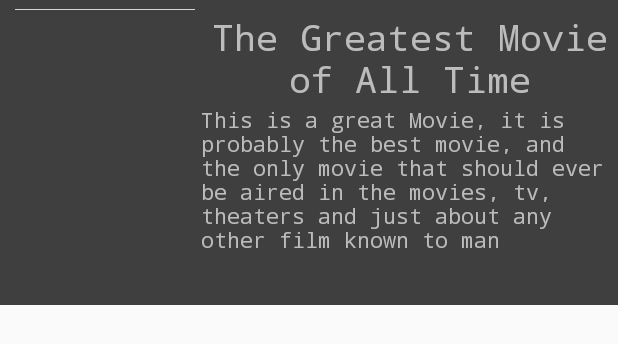
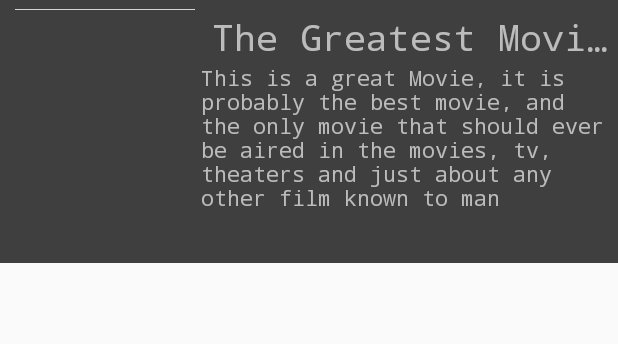
Before and after one commit to MikeStoneColumbia/MovieStoneFinal, an Android app: the layout movie_display.xml on its own in the app's theme, with its tools: preview values and no code run, on a phone screen of 412 x 824 dp. Shown: the top 344 px of the screen. Run offline under Robolectric (Android 15) with nearby library versions, the phone set to English and light mode, and no system bars.

Commit message:
Cleaned up some of the title and poster displays

```diff
--- a/app/src/main/res/layout-land/movie_display.xml
+++ b/app/src/main/res/layout-land/movie_display.xml
@@ -23,6 +23,8 @@
         android:layout_toEndOf="@+id/movieImage2"
         android:fontFamily="monospace"
         android:text="The Greatest Movie of All Time"
+        android:maxLines = "1"
+        android:ellipsize = "end"
         android:textAlignment="center"
         android:textColor="#A6FFFFFF"
         android:textSize="24sp" />
--- a/app/src/main/res/layout-land/movie_display2.xml
+++ b/app/src/main/res/layout-land/movie_display2.xml
@@ -20,6 +20,8 @@
         android:layout_width="wrap_content"
         android:layout_height="wrap_content"
         android:layout_marginStart="10dp"
+        android:maxLines = "1"
+        android:ellipsize = "end"
         android:layout_toEndOf="@+id/movieImage2"
         android:fontFamily="monospace"
         android:text="The Greatest Movie of All Time"
--- a/app/src/main/res/layout/movie_display.xml
+++ b/app/src/main/res/layout/movie_display.xml
@@ -26,6 +26,8 @@
         android:layout_marginTop="8dp"
         android:layout_toEndOf="@+id/movieImage2"
         android:fontFamily="monospace"
+        android:maxLines = "1"
+        android:ellipsize = "end"
         android:text="The Greatest Movie of All Time"
         android:textAlignment="center"
         android:textColor="#A6FFFFFF"
--- a/app/src/main/res/layout/movie_display2.xml
+++ b/app/src/main/res/layout/movie_display2.xml
@@ -28,6 +28,8 @@
         android:fontFamily="monospace"
         android:text="The Greatest Movie of All Time"
         android:textAlignment="center"
+        android:maxLines = "1"
+        android:ellipsize ="end"
         android:textColor="#A6FFFFFF"
         android:textSize="24sp" />
 
```
